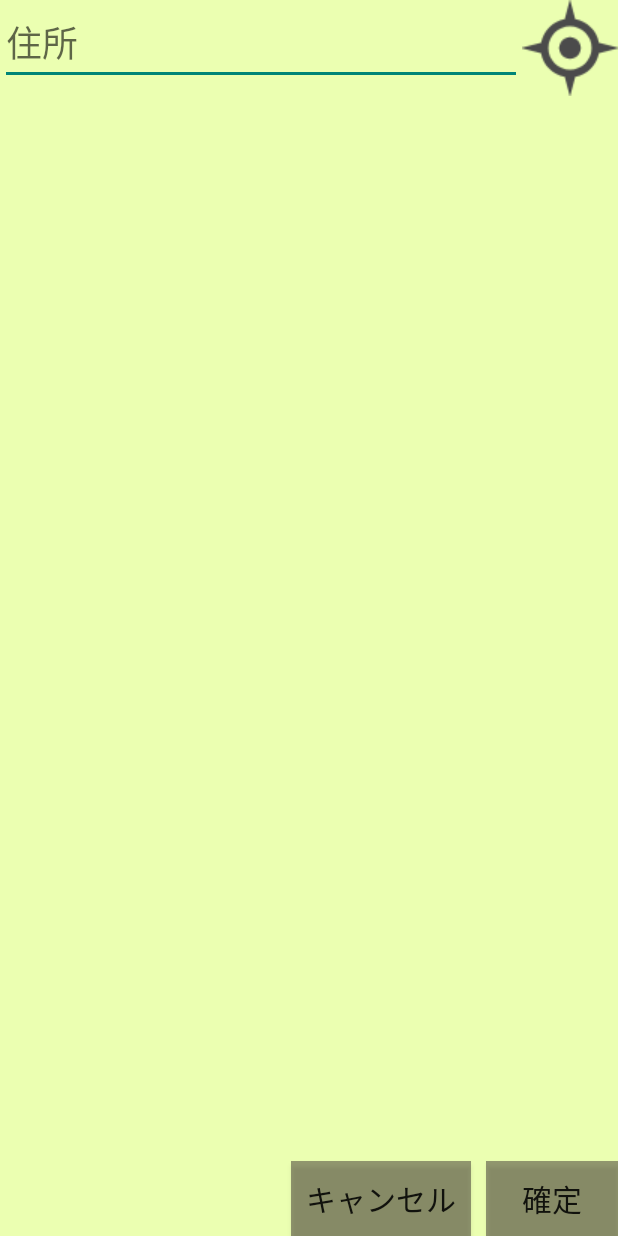
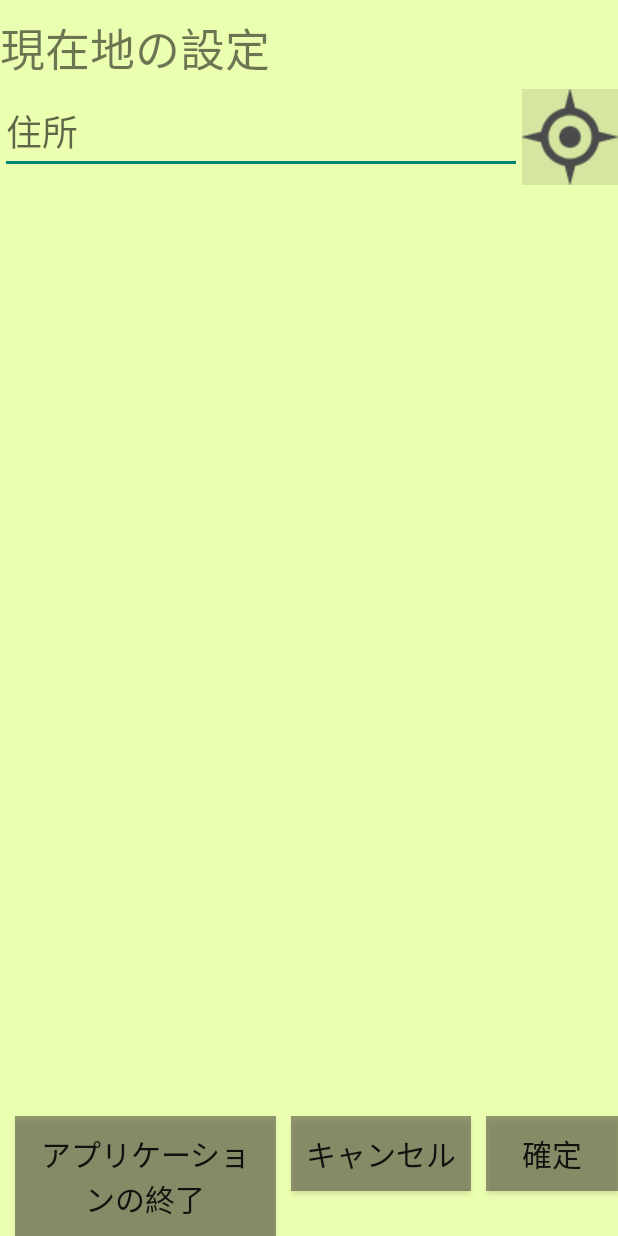
Before and after one commit to Takajo-Soft33/scoscope_android, an Android app: the SettingActivity screen opened directly, with no data from a screen before it, on a phone screen of 412 x 824 dp. Run offline under Robolectric (Android 15) with nearby library versions, the phone set to English and light mode, and no system bars.

Commit message:
設定画面のUI変更

```diff
--- a/app/src/main/res/layout/setting.xml
+++ b/app/src/main/res/layout/setting.xml
@@ -10,6 +10,16 @@
         android:layout_height="match_parent"
         android:background="@color/holoGreen"
         android:orientation="vertical">
+
+        <TextView
+            android:id="@+id/textView"
+            android:layout_width="match_parent"
+            android:layout_height="wrap_content"
+            android:layout_marginBottom="5dp"
+            android:layout_marginTop="10dp"
+            android:includeFontPadding="false"
+            android:text="現在地の設定"
+            android:textSize="30sp" />
 
         <LinearLayout
             android:layout_width="match_parent"
@@ -30,7 +40,7 @@
                 android:id="@+id/imageButton2"
                 android:layout_width="wrap_content"
                 android:layout_height="wrap_content"
-                android:background="@android:color/transparent"
+                android:background="#1e352a2a"
                 app:srcCompat="@drawable/gps" />
 
         </LinearLayout>
@@ -40,6 +50,18 @@
             android:layout_height="match_parent"
             android:gravity="bottom|right"
             android:orientation="horizontal">
+
+            <Button
+                android:id="@+id/button4"
+                android:layout_width="wrap_content"
+                android:layout_height="wrap_content"
+                android:layout_marginLeft="10dp"
+                android:layout_marginRight="10dp"
+                android:layout_weight="1"
+                android:background="@color/themeColor50"
+                android:padding="10dp"
+                android:text="アプリケーションの終了"
+                android:textSize="20dp" />
 
             <Button
                 android:id="@+id/button3"
```
